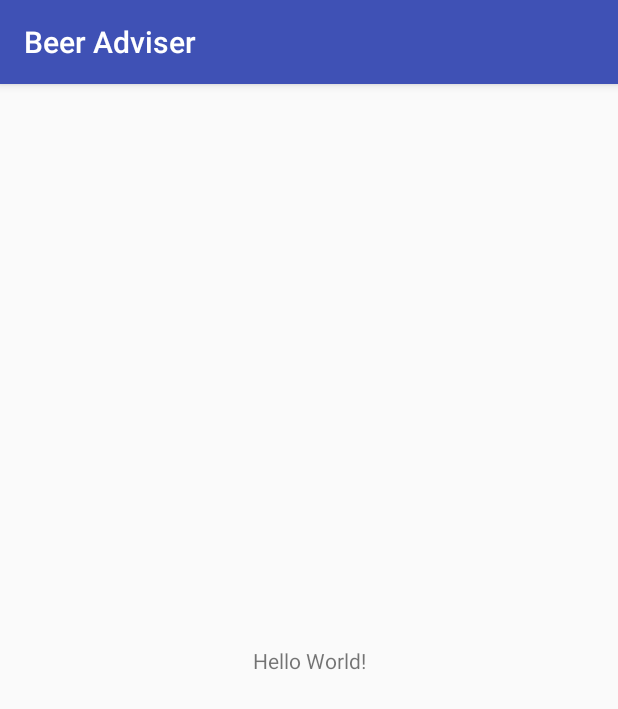
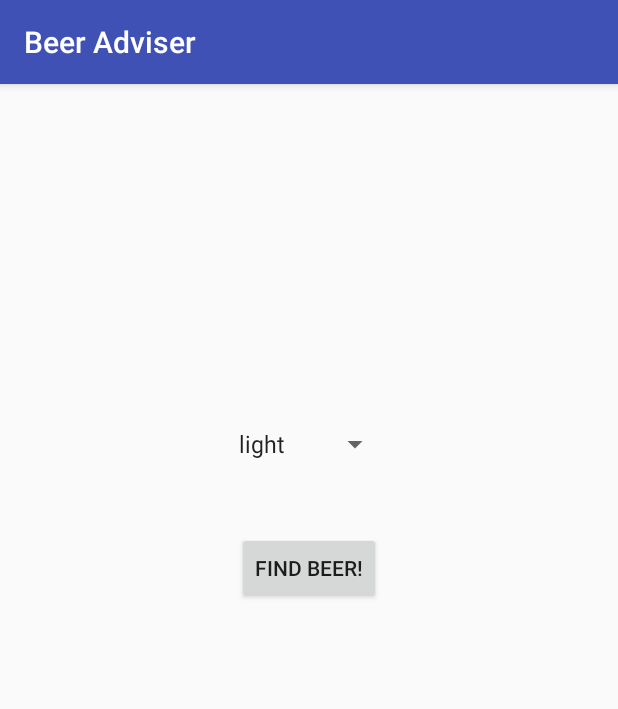
Before and after one commit to budmc29/sandbox, an Android app: the screen it shows after launch (FindBeerActivity), on a phone screen of 412 x 824 dp. Shown: the top 709 px of the screen. Run offline under Robolectric (Android 15) with nearby library versions, the phone set to English and light mode, and no system bars.

Commit message:
Set actions for spinner

```diff
--- a/Android/BeerAdviser/app/src/main/java/budmc29/beeradviser/FindBeerActivity.java
+++ b/Android/BeerAdviser/app/src/main/java/budmc29/beeradviser/FindBeerActivity.java
@@ -2,6 +2,9 @@ package budmc29.beeradviser;
 
 import android.support.v7.app.AppCompatActivity;
 import android.os.Bundle;
+import android.view.View;
+import android.widget.Spinner;
+import android.widget.TextView;
 
 public class FindBeerActivity extends AppCompatActivity {
 
@@ -10,4 +13,14 @@ public class FindBeerActivity extends AppCompatActivity {
         super.onCreate(savedInstanceState);
         setContentView(R.layout.activity_find_beer);
     }
+
+    public void onClickFindBeer(View view) {
+        TextView brands = (TextView) findViewById( R.id.brands );
+
+        Spinner colour = (Spinner) findViewById( R.id.colour );
+
+        String beerType = String.valueOf( colour.getSelectedItem() );
+
+        brands.setText( beerType );
+    }
 }
--- a/Android/BeerAdviser/app/src/main/res/layout/activity_find_beer.xml
+++ b/Android/BeerAdviser/app/src/main/res/layout/activity_find_beer.xml
@@ -6,13 +6,52 @@
     android:layout_height="match_parent"
     tools:context="budmc29.beeradviser.FindBeerActivity">
 
-    <TextView
+    <Button
+        android:id="@+id/find_beer"
         android:layout_width="wrap_content"
         android:layout_height="wrap_content"
-        android:text="Hello World!"
+        android:elevation="0dp"
+        android:text="@string/find_beer"
+        android:onClick="onClickFindBeer"
+        app:layout_constraintRight_toRightOf="parent"
+        app:layout_constraintLeft_toLeftOf="parent"
+        app:layout_constraintHorizontal_bias="0.501"
+        app:layout_constraintBottom_toTopOf="@+id/brands"
+        app:layout_constraintTop_toTopOf="parent"
+        app:layout_constraintVertical_bias="0.915"
+        tools:layout_constraintRight_creator="1"
+        tools:layout_constraintLeft_creator="1" />
+
+    <Spinner
+        android:id="@+id/colour"
+        android:layout_width="wrap_content"
+        android:layout_height="wrap_content"
+        android:layout_marginEnd="8dp"
+        android:layout_marginLeft="8dp"
+        android:layout_marginRight="8dp"
+        android:layout_marginStart="8dp"
+        android:entries="@array/beer_colours"
+        app:layout_constraintLeft_toLeftOf="parent"
+        app:layout_constraintRight_toRightOf="parent"
+        tools:layout_constraintLeft_creator="1"
+
+        tools:layout_constraintRight_creator="1"
+        app:layout_constraintBottom_toTopOf="@+id/find_beer"
+        app:layout_constraintTop_toTopOf="parent"
+        app:layout_constraintVertical_bias="0.83" />
+
+    <TextView
+        android:id="@+id/brands"
+        android:layout_width="wrap_content"
+        android:layout_height="wrap_content"
+        android:text="@string/brands"
         app:layout_constraintBottom_toBottomOf="parent"
         app:layout_constraintLeft_toLeftOf="parent"
         app:layout_constraintRight_toRightOf="parent"
-        app:layout_constraintTop_toTopOf="parent" />
+        app:layout_constraintTop_toTopOf="parent"
+        tools:layout_constraintTop_creator="1"
+        tools:layout_constraintRight_creator="1"
+        tools:layout_constraintBottom_creator="1"
+        tools:layout_constraintLeft_creator="1" />
 
 </android.support.constraint.ConstraintLayout>
--- a/Android/BeerAdviser/app/src/main/res/values/strings.xml
+++ b/Android/BeerAdviser/app/src/main/res/values/strings.xml
@@ -1,3 +1,12 @@
 <resources>
     <string name="app_name">Beer Adviser</string>
+    <string name="find_beer">Find Beer!</string>
+    <string name="brands"></string>
+
+    <string-array name="beer_colours" >
+        <item>light</item>
+        <item>amber</item>
+        <item>brown</item>
+        <item>dark</item>
+    </string-array>
 </resources>
```
